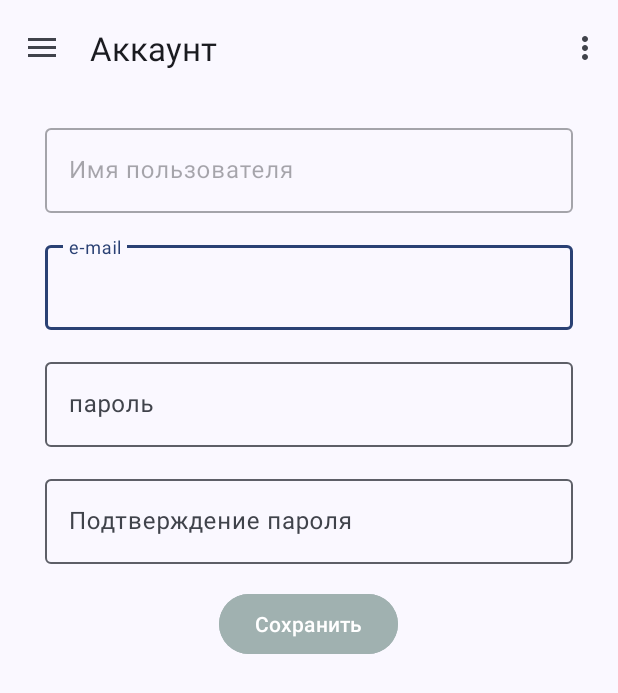
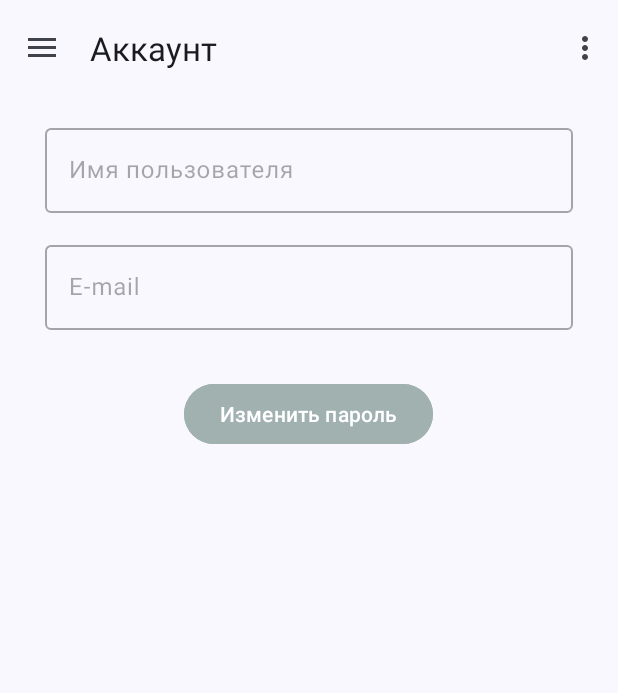
Before and after one commit to nyeroos/ARMmanager, an Android app: the screen it shows after launch (MainActivity), in the side drawer, after a tap on "Аккаунт", on a phone screen of 412 x 824 dp. Shown: the top 693 px of the screen. Run offline under Robolectric (Android 15) with nearby library versions, the phone set to English and light mode, and no system bars; our stand-ins replace Dagger/Hilt's generated code, Room's generated code, navigation-ui.

Commit message:
password genius

```diff
--- a/app/src/main/java/com/example/armmanager/ui/account/AccountFragment.kt
+++ b/app/src/main/java/com/example/armmanager/ui/account/AccountFragment.kt
@@ -5,6 +5,7 @@ import android.view.LayoutInflater
 import android.view.View
 import android.view.ViewGroup
 import android.widget.TextView
+import android.widget.Toast
 import androidx.fragment.app.Fragment
 import androidx.lifecycle.ViewModelProvider
 import com.example.armmanager.databinding.AccountBinding
@@ -28,10 +29,26 @@ class AccountFragment : Fragment() {
         _binding = AccountBinding.inflate(inflater, container, false)
         val root: View = binding.root
 
-//        val textView: TextView = binding.textView7 //????
-//        accountViewModel.text.observe(viewLifecycleOwner) {
-//            textView.text = it
-//        }
+        binding.changePass.setOnClickListener {
+            // Показать поля password, newPassword и confirmPassword
+            binding.password.visibility = View.VISIBLE
+            binding.newPassword.visibility = View.VISIBLE
+            binding.confirmPassword.visibility = View.VISIBLE
+            binding.savebtn.visibility = View.VISIBLE
+        }
+
+        binding.savebtn.setOnClickListener {
+            // скрыть поля password, newPassword и confirmPassword
+            if (binding.newPasswordET.text.toString().equals(binding.confirmPasswordET.text.toString())){
+                Toast.makeText(context, "Успех", Toast.LENGTH_LONG).show()
+                binding.password.visibility = View.GONE
+                binding.newPassword.visibility = View.GONE
+                binding.confirmPassword.visibility = View.GONE
+                binding.savebtn.visibility = View.GONE
+            } else {
+                Toast.makeText(context, "Пароли не совадают", Toast.LENGTH_LONG).show()
+            }
+        }
         return root
     }
 
--- a/app/src/main/res/layout/account.xml
+++ b/app/src/main/res/layout/account.xml
@@ -15,7 +15,6 @@
         android:ems="10"
         android:enabled="false"
         android:hint="Имя пользователя"
-
         app:layout_constraintEnd_toEndOf="parent"
         app:layout_constraintHorizontal_bias="0.5"
         app:layout_constraintStart_toStartOf="parent"
@@ -24,7 +23,6 @@
 
         <com.google.android.material.textfield.TextInputEditText
             android:id="@+id/userNameET"
-            tools:text="Helo"
             android:layout_width="match_parent"
             android:layout_height="wrap_content"
             android:inputType="text"
@@ -40,7 +38,8 @@
         android:layout_marginTop="16dp"
         android:backgroundTint="#FFFFFF"
         android:ems="10"
-        android:hint="e-mail"
+        android:enabled="false"
+        android:hint="E-mail"
         app:layout_constraintEnd_toEndOf="parent"
         app:layout_constraintHorizontal_bias="0.5"
         app:layout_constraintStart_toStartOf="parent"
@@ -49,7 +48,6 @@
 
         <com.google.android.material.textfield.TextInputEditText
             android:id="@+id/emailET"
-            tools:text="Helo"
             android:layout_width="match_parent"
             android:layout_height="wrap_content"
             android:inputType="text"
@@ -62,19 +60,42 @@
         android:layout_width="match_parent"
         android:layout_height="wrap_content"
         android:layout_marginHorizontal="30dp"
-        android:layout_marginTop="16dp"
+        android:layout_marginTop="36dp"
         android:backgroundTint="#FFFFFF"
+        android:visibility="gone"
         android:ems="10"
-        android:hint="пароль"
+        android:hint="Пароль"
         app:layout_constraintEnd_toEndOf="parent"
-        app:layout_constraintHorizontal_bias="0.5"
+        app:layout_constraintHorizontal_bias="0.491"
         app:layout_constraintStart_toStartOf="parent"
-        app:layout_constraintTop_toBottomOf="@+id/email"
-        app:layout_constraintVertical_bias="0.5">
+        app:layout_constraintTop_toBottomOf="@+id/changePass">
 
         <com.google.android.material.textfield.TextInputEditText
             android:id="@+id/passwordET"
-            tools:text="Helo"
+            android:layout_width="match_parent"
+            android:layout_height="wrap_content"
+            android:inputType="text"
+            android:maxLines="1"
+            android:minHeight="48dp" />
+    </com.google.android.material.textfield.TextInputLayout>
+
+    <com.google.android.material.textfield.TextInputLayout
+        android:id="@+id/newPassword"
+        android:layout_width="match_parent"
+        android:layout_height="wrap_content"
+        android:layout_marginHorizontal="30dp"
+        android:layout_marginTop="36dp"
+        android:backgroundTint="#FFFFFF"
+        android:visibility="gone"
+        android:ems="10"
+        android:hint="Новый пароль"
+        app:layout_constraintEnd_toEndOf="parent"
+        app:layout_constraintHorizontal_bias="0.491"
+        app:layout_constraintStart_toStartOf="parent"
+        app:layout_constraintTop_toBottomOf="@+id/password">
+
+        <com.google.android.material.textfield.TextInputEditText
+            android:id="@+id/newPasswordET"
             android:layout_width="match_parent"
             android:layout_height="wrap_content"
             android:inputType="text"
@@ -87,19 +108,18 @@
         android:layout_width="match_parent"
         android:layout_height="wrap_content"
         android:layout_marginHorizontal="30dp"
-        android:layout_marginTop="16dp"
+        android:layout_marginTop="36dp"
         android:backgroundTint="#FFFFFF"
         android:ems="10"
+        android:visibility="gone"
         android:hint="Подтверждение пароля"
         app:layout_constraintEnd_toEndOf="parent"
-        app:layout_constraintHorizontal_bias="0.5"
+        app:layout_constraintHorizontal_bias="0.491"
         app:layout_constraintStart_toStartOf="parent"
-        app:layout_constraintTop_toBottomOf="@+id/password"
-        app:layout_constraintVertical_bias="0.5">
+        app:layout_constraintTop_toBottomOf="@+id/newPassword">
 
         <com.google.android.material.textfield.TextInputEditText
             android:id="@+id/confirmPasswordET"
-            tools:text="Helo"
             android:layout_width="match_parent"
             android:layout_height="wrap_content"
             android:inputType="text"
@@ -108,16 +128,28 @@
     </com.google.android.material.textfield.TextInputLayout>
 
     <com.google.android.material.button.MaterialButton
-        android:id="@+id/button5"
+        android:id="@+id/savebtn"
         android:layout_width="wrap_content"
         android:layout_height="wrap_content"
-        android:layout_marginTop="16dp"
+        android:layout_marginTop="32dp"
         android:backgroundTint="#A0B1B0"
+        android:visibility="gone"
         android:text="Сохранить"
         app:layout_constraintEnd_toEndOf="parent"
         app:layout_constraintHorizontal_bias="0.498"
         app:layout_constraintStart_toStartOf="parent"
-        app:layout_constraintTop_toBottomOf="@+id/confirmPassword"
-        tools:layout_editor_absoluteY="545dp" />
+        app:layout_constraintTop_toBottomOf="@+id/confirmPassword" />
+
+    <com.google.android.material.button.MaterialButton
+        android:id="@+id/changePass"
+        android:layout_width="wrap_content"
+        android:layout_height="wrap_content"
+        android:layout_marginTop="32dp"
+        android:backgroundTint="#A0B1B0"
+        android:text="Изменить пароль"
+        app:layout_constraintEnd_toEndOf="parent"
+        app:layout_constraintHorizontal_bias="0.498"
+        app:layout_constraintStart_toStartOf="parent"
+        app:layout_constraintTop_toBottomOf="@+id/email" />
 
 </androidx.constraintlayout.widget.ConstraintLayout>
--- a/app/src/main/res/layout/app_bar_main_activity_menu.xml
+++ b/app/src/main/res/layout/app_bar_main_activity_menu.xml
@@ -14,6 +14,7 @@
             android:id="@+id/toolbar"
             android:layout_width="match_parent"
             android:layout_height="?attr/actionBarSize" />
+
     </com.google.android.material.appbar.AppBarLayout>
 
     <include layout="@layout/content_main_activity_menu" />
--- a/app/src/main/res/menu/main_activity_menu.xml
+++ b/app/src/main/res/menu/main_activity_menu.xml
@@ -6,4 +6,11 @@
         android:orderInCategory="100"
         android:title="@string/action_settings"
         app:showAsAction="never" />
+
+    <ImageButton
+        android:id="@+id/savebtn"
+        android:layout_width="wrap_content"
+        android:layout_height="wrap_content"
+        android:src="@drawable/ic_save" />
+
 </menu>
```
